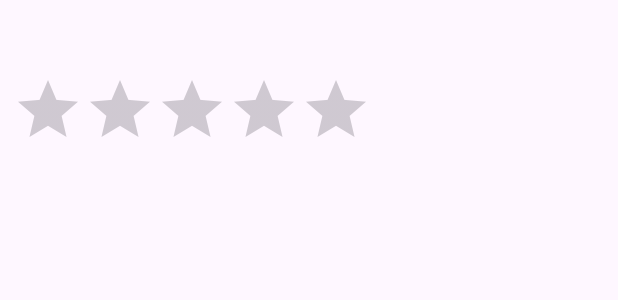
After one commit to Fel3180/projetomovimentamais, an Android app: the layout info_window_layout.xml on its own in the app's theme, with its tools: preview values and no code run, on a phone screen of 412 x 824 dp. The commit adds this screen. Shown: the top 300 px of the screen. Run offline under Robolectric (Android 15) with nearby library versions, the phone set to English and light mode, and no system bars.

Commit message:
com RatingBar

```diff
--- /dev/null
+++ b/app/src/main/res/layout/info_window_layout.xml
@@ -0,0 +1,29 @@
+<LinearLayout
+    xmlns:android="http://schemas.android.com/apk/res/android"
+    android:layout_width="wrap_content"
+    android:layout_height="wrap_content"
+    android:orientation="vertical"
+    android:padding="8dp">
+
+    <TextView
+        android:id="@+id/title"
+        android:layout_width="wrap_content"
+        android:layout_height="wrap_content"
+        android:textSize="16sp"
+        android:textColor="@android:color/black"
+        android:textStyle="bold" />
+
+    <TextView
+        android:id="@+id/location"
+        android:layout_width="wrap_content"
+        android:layout_height="wrap_content"
+        android:textSize="14sp"
+        android:textColor="@android:color/black" />
+
+    <RatingBar
+        android:id="@+id/ratingBar"
+        android:layout_width="wrap_content"
+        android:layout_height="wrap_content"
+        android:numStars="5"
+        android:stepSize="0.5" />
+</LinearLayout>
--- a/app/src/main/res/navigation/mobile_navigation.xml
+++ b/app/src/main/res/navigation/mobile_navigation.xml
@@ -21,7 +21,7 @@
         android:id="@+id/nav_slideshow"
         android:name="com.example.projetomovimenta.ui.slideshow.SlideshowFragment"
         android:label="@string/menu_slideshow"
-        tools:layout="@layout/ratingbar" />
+        tools:layout="@layout/info_window_layout" />
     <item
         android:id="@+id/sair"
         android:icon="@drawable/baseline_deslogar_24"
```
Also changed, not shown: app/src/main/java/com/example/projetomovimenta/LocalizacaoFragment.java (+35 -34 lines), app/src/main/res/layout/ratingbar.xml (deleted, +0 -44 lines).
